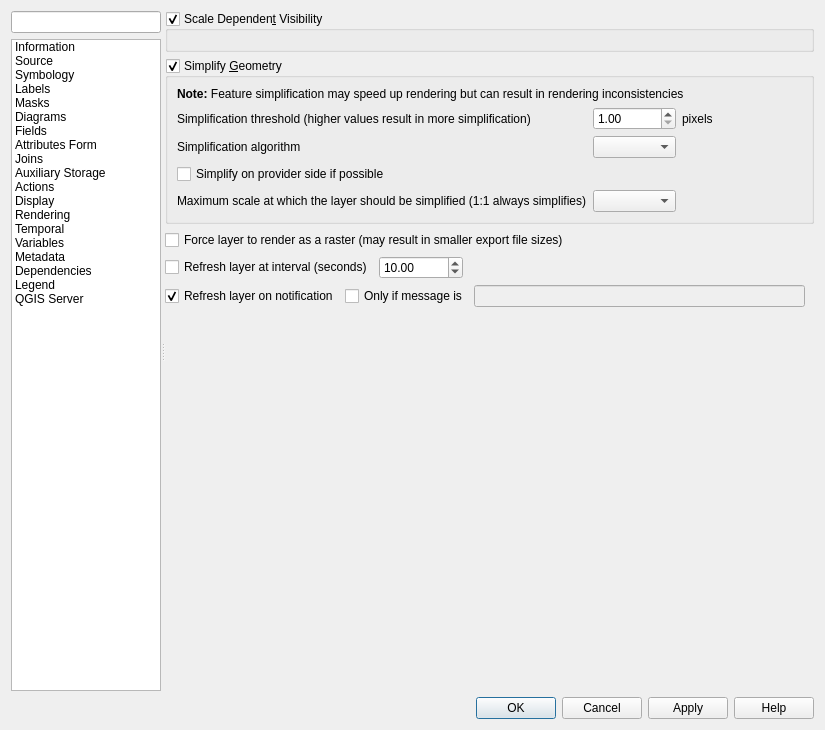
First picture: the form in src/ui/qgsvectorlayerpropertiesbase.ui, repository qgis/QGIS, before the edit.
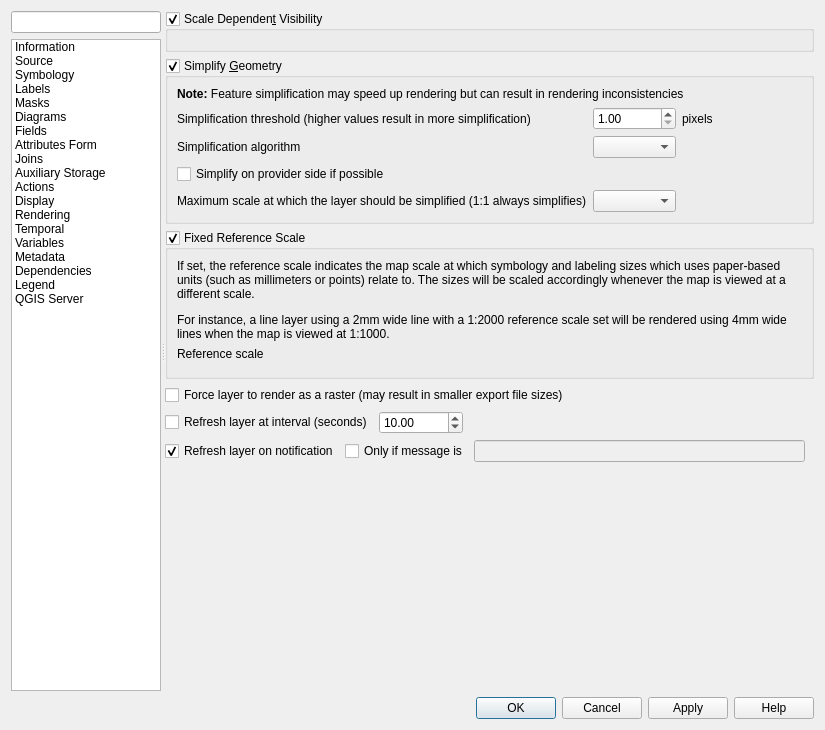
Second picture: the form after the edit. The open tabs and pages were chosen to show the change. Icons and pictures are not drawn. Custom widgets are drawn as their Qt base class.

Commit message:
[feature] Expose choice of symbology reference scale for vector layers, in the vector layer properties -> Rendering tab
If set, the reference scale indicates the map scale at which
symbology and labeling sizes which uses paper-based units
(such as millimeters or points) relate to. The sizes will
be scaled accordingly whenever the map is viewed at a different
scale.

For instance, a line layer using a 2mm wide line with a 1:2000
reference scale set will be rendered using 4mm wide lines when
the map is viewed at 1:1000.

Sponsored by North Road, thanks to SLYR

Patch:
```diff
--- a/src/ui/qgsvectorlayerpropertiesbase.ui
+++ b/src/ui/qgsvectorlayerpropertiesbase.ui
@@ -1570,8 +1570,8 @@
                <rect>
                 <x>0</x>
                 <y>0</y>
-                <width>695</width>
-                <height>667</height>
+                <width>689</width>
+                <height>665</height>
                </rect>
               </property>
               <layout class="QVBoxLayout" name="verticalLayout_32">
@@ -1723,6 +1723,58 @@
                  </layout>
                 </widget>
                </item>
+               <item>
+                <widget class="QgsCollapsibleGroupBox" name="mUseReferenceScaleGroupBox">
+                 <property name="focusPolicy">
+                  <enum>Qt::StrongFocus</enum>
+                 </property>
+                 <property name="title">
+                  <string>Fixed Reference Scale</string>
+                 </property>
+                 <property name="checkable">
+                  <bool>true</bool>
+                 </property>
+                 <property name="syncGroup" stdset="0">
+                  <string notr="true">vectorgeneral</string>
+                 </property>
+                 <layout class="QGridLayout" name="gridLayout">
+                  <item row="3" column="0">
+                   <widget class="Line" name="line_4">
+                    <property name="orientation">
+                     <enum>Qt::Vertical</enum>
+                    </property>
+                   </widget>
+                  </item>
+                  <item row="2" column="0">
+                   <widget class="QLabel" name="label">
+                    <property name="text">
+                     <string>Reference scale</string>
+                    </property>
+                   </widget>
+                  </item>
+                  <item row="2" column="1">
+                   <widget class="QgsScaleWidget" name="mReferenceScaleWidget" native="true">
+                    <property name="focusPolicy">
+                     <enum>Qt::StrongFocus</enum>
+                    </property>
+                   </widget>
+                  </item>
+                  <item row="0" column="0" colspan="2">
+                   <widget class="QLabel" name="label_8">
+                    <property name="text">
+                     <string>&lt;html&gt;&lt;head/&gt;&lt;body&gt;&lt;p&gt;If set, the reference scale indicates the map scale at which symbology and labeling sizes which uses paper-based units (such as millimeters or points) relate to. The sizes will be scaled accordingly whenever the map is viewed at a different scale.&lt;/p&gt;&lt;p&gt;For instance, a line layer using a 2mm wide line with a 1:2000 reference scale set will be rendered using 4mm wide lines when the map is viewed at 1:1000.&lt;/p&gt;&lt;/body&gt;&lt;/html&gt;</string>
+                    </property>
+                    <property name="textFormat">
+                     <enum>Qt::RichText</enum>
+                    </property>
+                    <property name="wordWrap">
+                     <bool>true</bool>
+                    </property>
+                   </widget>
+                  </item>
+                 </layout>
+                </widget>
+               </item>
                <item>
                 <widget class="QCheckBox" name="mForceRasterCheckBox">
                  <property name="text">
@@ -2639,6 +2691,12 @@
    <header>qgsvectorlayerlegendwidget.h</header>
    <container>1</container>
   </customwidget>
+  <customwidget>
+   <class>QgsScaleWidget</class>
+   <extends>QWidget</extends>
+   <header>qgsscalewidget.h</header>
+   <container>1</container>
+  </customwidget>
  </customwidgets>
  <tabstops>
   <tabstop>mSearchLineEdit</tabstop>
```
Left out of the diff: 17 changed lines with no effect on the pictures. The commit also changes 2 other files.
